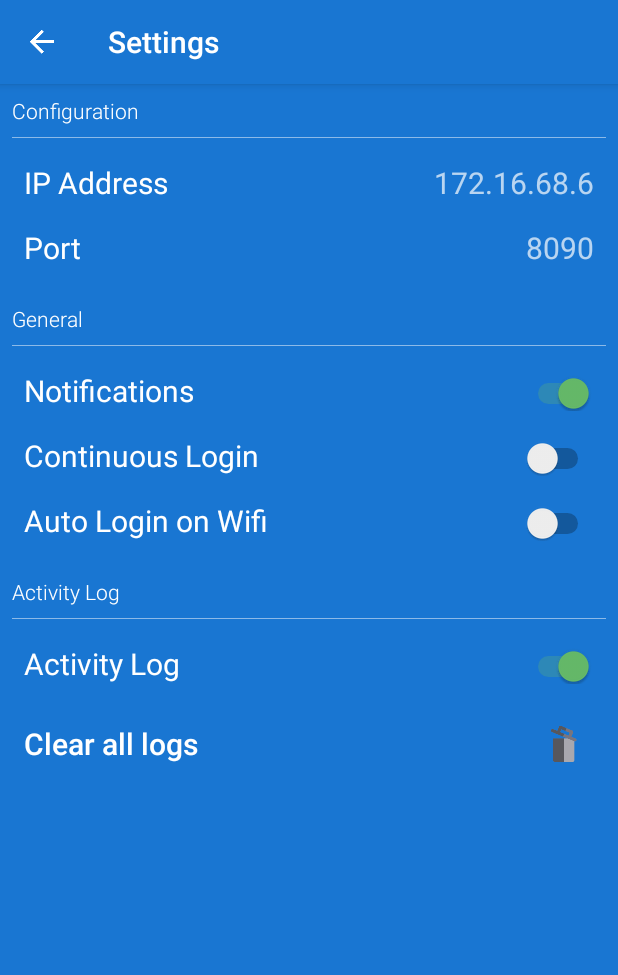
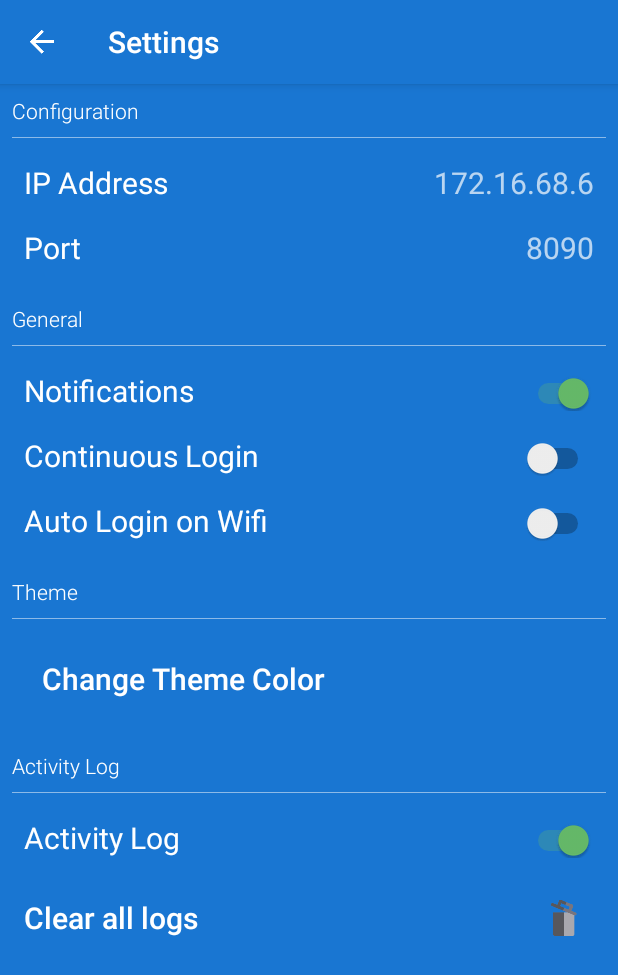
Before and after one commit to gurleensethi/cyberoam-client, an Android app: the SettingsActivity screen opened directly, with no data from a screen before it, on a phone screen of 412 x 824 dp. Shown: the top 975 px of the screen. Run offline under Robolectric (Android 15) with nearby library versions, the phone set to English and light mode, and no system bars; our stand-ins replace ButterKnife.

Commit message:
#Add : Theme change color in settings

```diff
--- a/app/src/main/java/app/com/thetechnocafe/cyberoamclient/Settings/SettingsActivity.java
+++ b/app/src/main/java/app/com/thetechnocafe/cyberoamclient/Settings/SettingsActivity.java
@@ -37,6 +37,8 @@ public class SettingsActivity extends AppCompatActivity implements ISettingsView
     Switch mContinuousLoginSwitch;
     @BindView(R.id.auto_login_switch)
     Switch mWifiAutoLoginSwitch;
+    @BindView(R.id.theme_color_change_button)
+    Button mThemeColorChangeButton;
 
     @Override
     protected void onCreate(Bundle savedInstanceState) {
@@ -125,6 +127,13 @@ public class SettingsActivity extends AppCompatActivity implements ISettingsView
             @Override
             public void onClick(View view) {
                 showEditTextDialog(ValueUtils.PORT);
+            }
+        });
+
+        mThemeColorChangeButton.setOnClickListener(new View.OnClickListener() {
+            @Override
+            public void onClick(View view) {
+
             }
         });
     }
--- a/app/src/main/res/layout/activity_settings.xml
+++ b/app/src/main/res/layout/activity_settings.xml
@@ -1,6 +1,5 @@
 <?xml version="1.0" encoding="utf-8"?>
-<android.support.design.widget.CoordinatorLayout
-    xmlns:android="http://schemas.android.com/apk/res/android"
+<android.support.design.widget.CoordinatorLayout xmlns:android="http://schemas.android.com/apk/res/android"
     xmlns:app="http://schemas.android.com/apk/res-auto"
     xmlns:tools="http://schemas.android.com/tools"
     android:id="@+id/activity_settings"
@@ -40,7 +39,7 @@
                 android:layout_height="wrap_content"
                 android:fontFamily="sans-serif-light"
                 android:text="@string/config"
-                android:textColor="@android:color/white"/>
+                android:textColor="@android:color/white" />
 
             <View
                 android:layout_width="match_parent"
@@ -48,7 +47,7 @@
                 android:layout_marginBottom="8dp"
                 android:layout_marginTop="8dp"
                 android:alpha="0.5"
-                android:background="@android:color/white"/>
+                android:background="@android:color/white" />
 
             <LinearLayout
                 android:layout_width="match_parent"
@@ -63,7 +62,7 @@
                     android:layout_weight="1"
                     android:text="@string/ip_address"
                     android:textColor="@android:color/white"
-                    android:textSize="20sp"/>
+                    android:textSize="20sp" />
 
                 <TextView
                     android:id="@+id/text_ip_address"
@@ -74,7 +73,7 @@
                     android:gravity="right"
                     android:text="172.168.1.1"
                     android:textColor="@android:color/white"
-                    android:textSize="20sp"/>
+                    android:textSize="20sp" />
             </LinearLayout>
 
             <LinearLayout
@@ -90,7 +89,7 @@
                     android:layout_weight="1"
                     android:text="@string/port"
                     android:textColor="@android:color/white"
-                    android:textSize="20sp"/>
+                    android:textSize="20sp" />
 
                 <TextView
                     android:id="@+id/text_port_address"
@@ -101,7 +100,7 @@
                     android:gravity="right"
                     android:text="8090"
                     android:textColor="@android:color/white"
-                    android:textSize="20sp"/>
+                    android:textSize="20sp" />
             </LinearLayout>
 
             <TextView
@@ -110,7 +109,7 @@
                 android:layout_marginTop="16dp"
                 android:fontFamily="sans-serif-light"
                 android:text="@string/general"
-                android:textColor="@android:color/white"/>
+                android:textColor="@android:color/white" />
 
             <View
                 android:layout_width="match_parent"
@@ -118,7 +117,7 @@
                 android:layout_marginBottom="8dp"
                 android:layout_marginTop="8dp"
                 android:alpha="0.5"
-                android:background="@android:color/white"/>
+                android:background="@android:color/white" />
 
             <LinearLayout
                 android:layout_width="match_parent"
@@ -133,14 +132,14 @@
                     android:layout_weight="3"
                     android:text="@string/notifications"
                     android:textColor="@android:color/white"
-                    android:textSize="20sp"/>
+                    android:textSize="20sp" />
 
                 <Switch
                     android:id="@+id/notifications_switch"
                     android:layout_width="0dp"
                     android:layout_height="wrap_content"
                     android:layout_weight="1"
-                    android:theme="@style/SwitchColor"/>
+                    android:theme="@style/SwitchColor" />
 
             </LinearLayout>
 
@@ -157,14 +156,14 @@
                     android:layout_weight="3"
                     android:text="@string/continuous_login"
                     android:textColor="@android:color/white"
-                    android:textSize="20sp"/>
+                    android:textSize="20sp" />
 
                 <Switch
                     android:id="@+id/continuous_login_switch"
                     android:layout_width="0dp"
                     android:layout_height="wrap_content"
                     android:layout_weight="1"
-                    android:theme="@style/SwitchColor"/>
+                    android:theme="@style/SwitchColor" />
 
             </LinearLayout>
 
@@ -181,14 +180,51 @@
                     android:layout_weight="3"
                     android:text="@string/wifi_auto_login"
                     android:textColor="@android:color/white"
-                    android:textSize="20sp"/>
+                    android:textSize="20sp" />
 
                 <Switch
                     android:id="@+id/auto_login_switch"
                     android:layout_width="0dp"
                     android:layout_height="wrap_content"
                     android:layout_weight="1"
-                    android:theme="@style/SwitchColor"/>
+                    android:theme="@style/SwitchColor" />
+
+            </LinearLayout>
+
+            <TextView
+                android:layout_width="wrap_content"
+                android:layout_height="wrap_content"
+                android:layout_marginTop="16dp"
+                android:fontFamily="sans-serif-light"
+                android:text="@string/theme"
+                android:textColor="@android:color/white" />
+
+            <View
+                android:layout_width="match_parent"
+                android:layout_height="0.1dp"
+                android:layout_marginBottom="8dp"
+                android:layout_marginTop="8dp"
+                android:alpha="0.5"
+                android:background="@android:color/white" />
+
+            <LinearLayout
+                android:layout_width="match_parent"
+                android:layout_height="wrap_content"
+                android:layout_margin="8dp"
+                android:gravity="center_horizontal"
+                android:orientation="horizontal">
+
+                <Button
+                    android:id="@+id/theme_color_change_button"
+                    style="@style/Base.Widget.AppCompat.Button.Borderless"
+                    android:layout_width="match_parent"
+                    android:layout_height="wrap_content"
+                    android:gravity="left"
+                    android:text="@string/change_theme_color"
+                    android:textAllCaps="false"
+                    android:textColor="@android:color/white"
+                    android:textSize="20sp"
+                    android:textStyle="normal" />
 
             </LinearLayout>
 
@@ -198,7 +234,7 @@
                 android:layout_marginTop="16dp"
                 android:fontFamily="sans-serif-light"
                 android:text="@string/activity_log"
-                android:textColor="@android:color/white"/>
+                android:textColor="@android:color/white" />
 
             <View
                 android:layout_width="match_parent"
@@ -206,7 +242,7 @@
                 android:layout_marginBottom="8dp"
                 android:layout_marginTop="8dp"
                 android:alpha="0.5"
-                android:background="@android:color/white"/>
+                android:background="@android:color/white" />
 
             <LinearLayout
                 android:layout_width="match_parent"
@@ -221,14 +257,14 @@
                     android:layout_weight="3"
                     android:text="@string/activity_log"
                     android:textColor="@android:color/white"
-                    android:textSize="20sp"/>
+                    android:textSize="20sp" />
 
                 <Switch
                     android:id="@+id/activity_log_switch"
                     android:layout_width="0dp"
                     android:layout_height="wrap_content"
                     android:layout_weight="1"
-                    android:theme="@style/SwitchColor"/>
+                    android:theme="@style/SwitchColor" />
 
             </LinearLayout>
 
@@ -244,7 +280,7 @@
                 android:text="@string/clear_logs"
                 android:textAllCaps="false"
                 android:textColor="@android:color/white"
-                android:textSize="20sp"/>
+                android:textSize="20sp" />
 
         </LinearLayout>
     </android.support.v4.widget.NestedScrollView>
--- a/app/src/main/res/values/strings.xml
+++ b/app/src/main/res/values/strings.xml
@@ -91,4 +91,6 @@
     <string name="unable_to_login_saved_accounts">Unable to login with saved accounts</string>
     <string name="data_not_accurate">(Data calculations might not match the actual consumption)</string>
     <string name="all_logs_cleared">All Logs cleared successfully</string>
+    <string name="change_theme_color">Change Theme Color</string>
+    <string name="theme">Theme</string>
 </resources>
```
